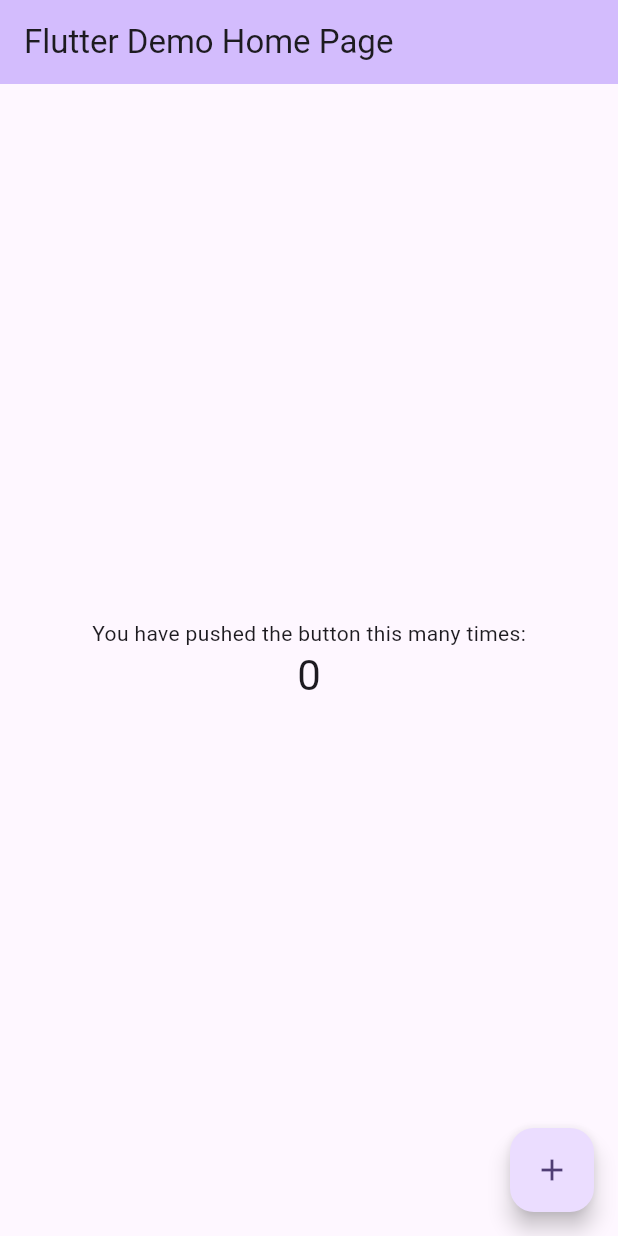
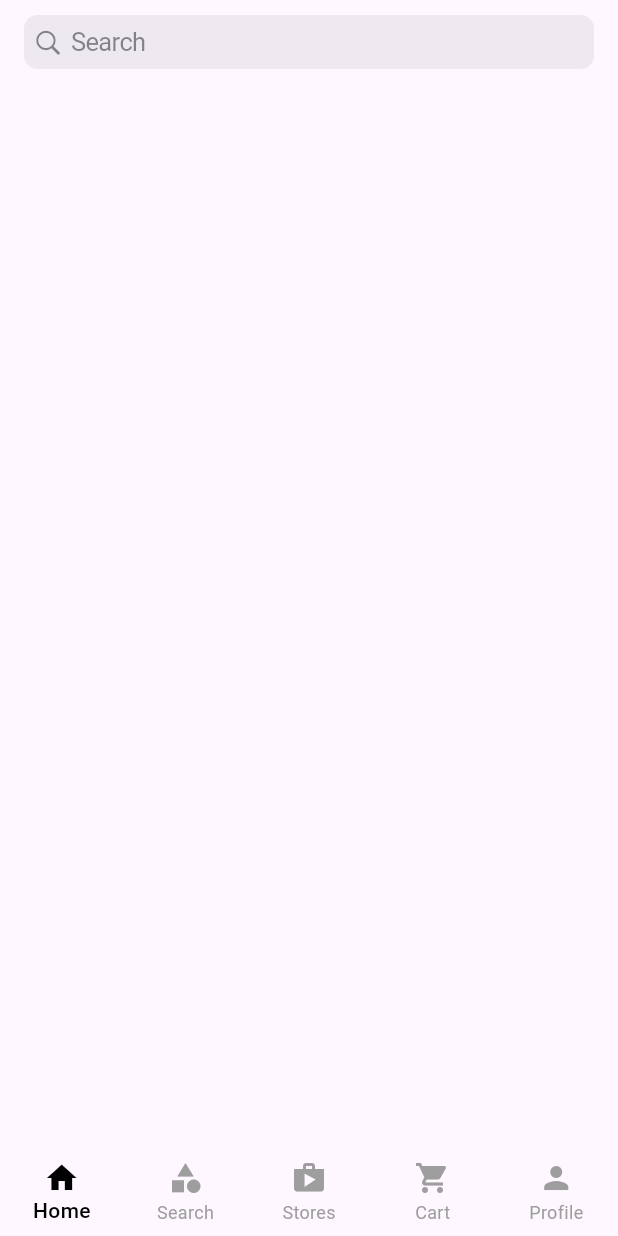
Before and after one commit to rddeveloper2019/multi_s, a Flutter app: the screen it shows after launch, on a phone screen of 412 x 824 dp. Run offline on Flutter 3.47's test engine with Material 3 defaults, Android fonts, the light colour scheme and no system bars.

Commit message:
add BottomNavbar

```diff
--- a/lib/main.dart
+++ b/lib/main.dart
@@ -1,122 +1,8 @@
 import 'package:flutter/material.dart';
+import 'package:multi_s/main_screens/customer_home.dart';
 
 void main() {
-  runApp(const MyApp());
+  runApp(
+    MaterialApp(debugShowCheckedModeBanner: false, home: const CustomerHome()),
+  );
 }
-
-class MyApp extends StatelessWidget {
-  const MyApp({super.key});
-
-  // This widget is the root of your application.
-  @override
-  Widget build(BuildContext context) {
-    return MaterialApp(
-      title: 'Flutter Demo',
-      theme: ThemeData(
-        // This is the theme of your application.
-        //
-        // TRY THIS: Try running your application with "flutter run". You'll see
-        // the application has a purple toolbar. Then, without quitting the app,
-        // try changing the seedColor in the colorScheme below to Colors.green
-        // and then invoke "hot reload" (save your changes or press the "hot
-        // reload" button in a Flutter-supported IDE, or press "r" if you used
-        // the command line to start the app).
-        //
-        // Notice that the counter didn't reset back to zero; the application
-        // state is not lost during the reload. To reset the state, use hot
-        // restart instead.
-        //
-        // This works for code too, not just values: Most code changes can be
-        // tested with just a hot reload.
-        colorScheme: ColorScheme.fromSeed(seedColor: Colors.deepPurple),
-      ),
-      home: const MyHomePage(title: 'Flutter Demo Home Page'),
-    );
-  }
-}
-
-class MyHomePage extends StatefulWidget {
-  const MyHomePage({super.key, required this.title});
-
-  // This widget is the home page of your application. It is stateful, meaning
-  // that it has a State object (defined below) that contains fields that affect
-  // how it looks.
-
-  // This class is the configuration for the state. It holds the values (in this
-  // case the title) provided by the parent (in this case the App widget) and
-  // used by the build method of the State. Fields in a Widget subclass are
-  // always marked "final".
-
-  final String title;
-
-  @override
-  State<MyHomePage> createState() => _MyHomePageState();
-}
-
-class _MyHomePageState extends State<MyHomePage> {
-  int _counter = 0;
-
-  void _incrementCounter() {
-    setState(() {
-      // This call to setState tells the Flutter framework that something has
-      // changed in this State, which causes it to rerun the build method below
-      // so that the display can reflect the updated values. If we changed
-      // _counter without calling setState(), then the build method would not be
-      // called again, and so nothing would appear to happen.
-      _counter++;
-    });
-  }
-
-  @override
-  Widget build(BuildContext context) {
-    // This method is rerun every time setState is called, for instance as done
-    // by the _incrementCounter method above.
-    //
-    // The Flutter framework has been optimized to make rerunning build methods
-    // fast, so that you can just rebuild anything that needs updating rather
-    // than having to individually change instances of widgets.
-    return Scaffold(
-      appBar: AppBar(
-        // TRY THIS: Try changing the color here to a specific color (to
-        // Colors.amber, perhaps?) and trigger a hot reload to see the AppBar
-        // change color while the other colors stay the same.
-        backgroundColor: Theme.of(context).colorScheme.inversePrimary,
-        // Here we take the value from the MyHomePage object that was created by
-        // the App.build method, and use it to set our appbar title.
-        title: Text(widget.title),
-      ),
-      body: Center(
-        // Center is a layout widget. It takes a single child and positions it
-        // in the middle of the parent.
-        child: Column(
-          // Column is also a layout widget. It takes a list of children and
-          // arranges them vertically. By default, it sizes itself to fit its
-          // children horizontally, and tries to be as tall as its parent.
-          //
-          // Column has various properties to control how it sizes itself and
-          // how it positions its children. Here we use mainAxisAlignment to
-          // center the children vertically; the main axis here is the vertical
-          // axis because Columns are vertical (the cross axis would be
-          // horizontal).
-          //
-          // TRY THIS: Invoke "debug painting" (choose the "Toggle Debug Paint"
-          // action in the IDE, or press "p" in the console), to see the
-          // wireframe for each widget.
-          mainAxisAlignment: MainAxisAlignment.center,
-          children: <Widget>[
-            const Text('You have pushed the button this many times:'),
-            Text(
-              '$_counter',
-              style: Theme.of(context).textTheme.headlineMedium,
-            ),
-          ],
-        ),
-      ),
-      floatingActionButton: FloatingActionButton(
-        onPressed: _incrementCounter,
-        tooltip: 'Increment',
-        child: const Icon(Icons.add),
-      ), // This trailing comma makes auto-formatting nicer for build methods.
-    );
-  }
-}
--- /dev/null
+++ b/lib/main_screens/customer_home.dart
@@ -0,0 +1,50 @@
+import 'package:flutter/material.dart';
+import 'package:multi_s/main_screens/home.dart';
+
+class CustomerHome extends StatefulWidget {
+  const CustomerHome({super.key});
+
+  @override
+  State<CustomerHome> createState() => _CustomerHomeState();
+}
+
+class _CustomerHomeState extends State<CustomerHome> {
+  int _currentIndex = 0;
+
+  List<Widget> screens = [
+    Home(),
+    Center(child: Text('Search screen')),
+    Center(child: Text('Stores screen')),
+    Center(child: Text('Cart screen')),
+    Center(child: Text('Profile screen')),
+  ];
+  @override
+  Widget build(BuildContext context) {
+    return Scaffold(
+      bottomNavigationBar: BottomNavigationBar(
+        currentIndex: _currentIndex,
+        elevation: 0,
+        selectedItemColor: Colors.black,
+        unselectedItemColor: Colors.grey,
+        selectedLabelStyle: TextStyle(fontWeight: FontWeight.w500),
+        type: BottomNavigationBarType.fixed,
+        items: [
+          BottomNavigationBarItem(icon: Icon(Icons.home), label: 'Home'),
+          BottomNavigationBarItem(icon: Icon(Icons.category), label: 'Search'),
+          BottomNavigationBarItem(icon: Icon(Icons.shop), label: 'Stores'),
+          BottomNavigationBarItem(
+            icon: Icon(Icons.shopping_cart),
+            label: 'Cart',
+          ),
+          BottomNavigationBarItem(icon: Icon(Icons.person), label: 'Profile'),
+        ],
+        onTap: (index) {
+          setState(() {
+            _currentIndex = index;
+          });
+        },
+      ),
+      body: screens[_currentIndex],
+    );
+  }
+}
--- /dev/null
+++ b/lib/main_screens/home.dart
@@ -0,0 +1,16 @@
+import 'package:flutter/cupertino.dart';
+import 'package:flutter/material.dart';
+
+class Home extends StatefulWidget {
+  const Home({super.key});
+
+  @override
+  State<Home> createState() => _HomeState();
+}
+
+class _HomeState extends State<Home> {
+  @override
+  Widget build(BuildContext context) {
+    return Scaffold(appBar: AppBar(title: CupertinoSearchTextField()));
+  }
+}
```
Also changed, not shown: lib/utilities/categ_list.dart (+9 -9 lines), pubspec.yaml (+12 -12 lines), 1 other file.
